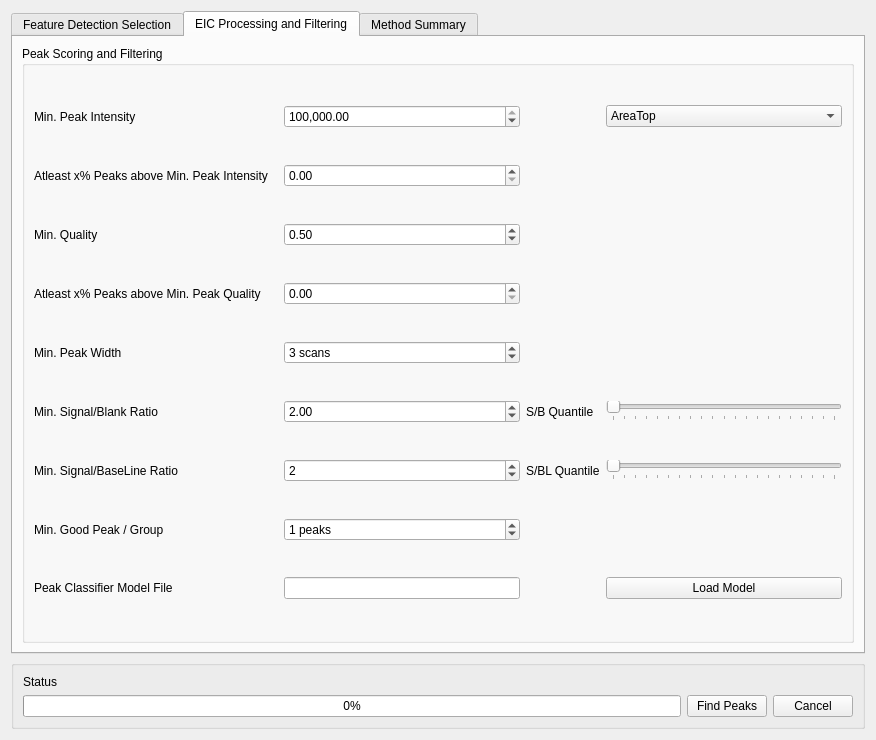
First picture: the form in mzroll/forms/peakdetectiondialog.ui, repository ElucidataInc/ElMaven, before the edit.
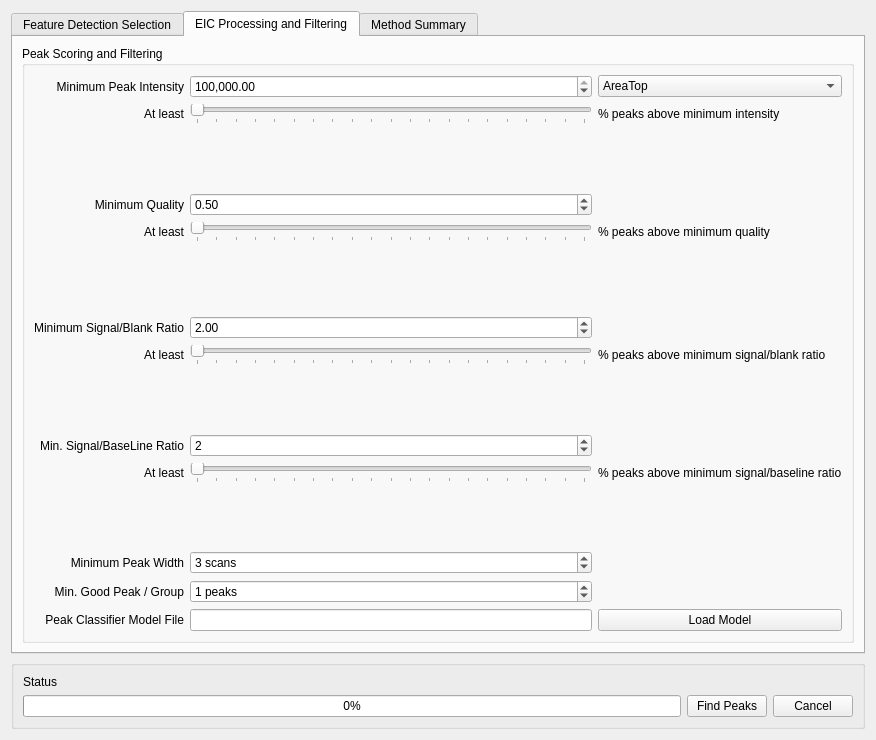
Second picture: the form after the edit.

Commit message:
UI: Display Percentage values for sliders in Peak Detection Dialog #217
Horizontal Sliders were added for quantile filters in Peak Detection Dialog but their values were not being displayed. This has been fixed.

Issue: #217

```diff
--- a/mzroll/forms/peakdetectiondialog.ui
+++ b/mzroll/forms/peakdetectiondialog.ui
@@ -432,25 +432,79 @@
           <string>Peak Scoring and Filtering</string>
          </property>
          <layout class="QGridLayout" name="gridLayout_3">
-          <item row="2" column="0">
-           <widget class="QLabel" name="label_10">
+          <item row="0" column="0" colspan="4">
+           <layout class="QGridLayout" name="gridLayout_5">
+            <item row="4" column="0">
+             <widget class="QLabel" name="label_28">
             <property name="text">
-             <string>Min. Peak Intensity</string>
+               <string>At least</string>
+              </property>
+              <property name="alignment">
+               <set>Qt::AlignRight|Qt::AlignTrailing|Qt::AlignVCenter</set>
             </property>
            </widget>
           </item>
           <item row="8" column="1">
-           <widget class="QSpinBox" name="sigBaselineRatio">
+             <spacer name="verticalSpacer_3">
+              <property name="orientation">
+               <enum>Qt::Vertical</enum>
+              </property>
+              <property name="sizeHint" stdset="0">
+               <size>
+                <width>20</width>
+                <height>40</height>
+               </size>
+              </property>
+             </spacer>
+            </item>
+            <item row="13" column="1">
+             <widget class="QSpinBox" name="minGoodGroupCount">
+              <property name="suffix">
+               <string> peaks</string>
+              </property>
             <property name="maximum">
-             <number>10000000</number>
+               <number>100000000</number>
             </property>
             <property name="value">
-             <number>2</number>
+               <number>1</number>
             </property>
            </widget>
           </item>
-          <item row="7" column="3">
-           <widget class="QSlider" name="quantileSignalBlankRatio">
+            <item row="4" column="2">
+             <widget class="QLabel" name="qualityQuantileStatus">
+              <property name="text">
+               <string>% peaks above minimum quality</string>
+              </property>
+             </widget>
+            </item>
+            <item row="1" column="0">
+             <widget class="QLabel" name="label_8">
+              <property name="text">
+               <string>At least</string>
+              </property>
+              <property name="alignment">
+               <set>Qt::AlignRight|Qt::AlignTrailing|Qt::AlignVCenter</set>
+              </property>
+             </widget>
+            </item>
+            <item row="12" column="1">
+             <widget class="QSpinBox" name="minNoNoiseObs">
+              <property name="suffix">
+               <string> scans</string>
+              </property>
+              <property name="minimum">
+               <number>1</number>
+              </property>
+              <property name="maximum">
+               <number>1000000000</number>
+              </property>
+              <property name="value">
+               <number>3</number>
+              </property>
+             </widget>
+            </item>
+            <item row="4" column="1">
+             <widget class="QSlider" name="quantileQuality">
             <property name="maximum">
              <number>100</number>
             </property>
@@ -472,20 +526,60 @@
            </widget>
           </item>
           <item row="5" column="1">
-           <widget class="QDoubleSpinBox" name="quantileQuality">
-            <property name="maximum">
-             <double>100.000000000000000</double>
-            </property>
-           </widget>
-          </item>
-          <item row="10" column="0">
-           <widget class="QLabel" name="label_5">
+             <spacer name="verticalSpacer_2">
+              <property name="orientation">
+               <enum>Qt::Vertical</enum>
+              </property>
+              <property name="sizeHint" stdset="0">
+               <size>
+                <width>20</width>
+                <height>40</height>
+               </size>
+              </property>
+             </spacer>
+            </item>
+            <item row="0" column="0">
+             <widget class="QLabel" name="label_10">
+              <property name="text">
+               <string>Minimum Peak Intensity</string>
+              </property>
+              <property name="alignment">
+               <set>Qt::AlignRight|Qt::AlignTrailing|Qt::AlignVCenter</set>
+              </property>
+             </widget>
+            </item>
+            <item row="0" column="2">
+             <widget class="QComboBox" name="peakQuantitation">
+              <item>
             <property name="text">
-             <string>Peak Classifier Model File</string>
-            </property>
-           </widget>
-          </item>
-          <item row="2" column="1">
+                <string>AreaTop</string>
+               </property>
+              </item>
+              <item>
+               <property name="text">
+                <string>Area</string>
+               </property>
+              </item>
+              <item>
+               <property name="text">
+                <string>Height</string>
+               </property>
+              </item>
+              <item>
+               <property name="text">
+                <string>AreaNotCorrected</string>
+               </property>
+              </item>
+             </widget>
+            </item>
+            <item row="5" column="0">
+             <widget class="QLabel" name="label_27">
+              <property name="text">
+               <string/>
+              </property>
+             </widget>
+            </item>
+            <item row="0" column="1">
            <widget class="QDoubleSpinBox" name="minGroupIntensity">
             <property name="maximumSize">
              <size>
@@ -507,55 +601,27 @@
             </property>
            </widget>
           </item>
-          <item row="3" column="0">
-           <widget class="QLabel" name="label_27">
-            <property name="text">
-             <string>Atleast x% Peaks above Min. Peak Intensity   </string>
-            </property>
-           </widget>
-          </item>
-          <item row="8" column="2">
-           <widget class="QLabel" name="label_30">
-            <property name="text">
-             <string>S/BL Quantile</string>
-            </property>
-           </widget>
-          </item>
-          <item row="7" column="0">
-           <widget class="QLabel" name="label_9">
-            <property name="text">
-             <string>Min. Signal/Blank Ratio</string>
-            </property>
-           </widget>
-          </item>
-          <item row="8" column="0">
+            <item row="9" column="0">
            <widget class="QLabel" name="label_6">
             <property name="text">
              <string>Min. Signal/BaseLine Ratio</string>
             </property>
-           </widget>
-          </item>
-          <item row="5" column="0">
-           <widget class="QLabel" name="label_28">
+              <property name="alignment">
+               <set>Qt::AlignRight|Qt::AlignTrailing|Qt::AlignVCenter</set>
+              </property>
+             </widget>
+            </item>
+            <item row="7" column="0">
+             <widget class="QLabel" name="label_29">
             <property name="text">
-             <string>Atleast x% Peaks above Min. Peak Quality</string>
-            </property>
-           </widget>
-          </item>
-          <item row="4" column="1">
-           <widget class="QDoubleSpinBox" name="doubleSpinBoxMinQuality">
-            <property name="maximum">
-             <double>1.000000000000000</double>
-            </property>
-            <property name="singleStep">
-             <double>0.100000000000000</double>
-            </property>
-            <property name="value">
-             <double>0.500000000000000</double>
-            </property>
-           </widget>
-          </item>
-          <item row="7" column="1">
+               <string>At least</string>
+              </property>
+              <property name="alignment">
+               <set>Qt::AlignRight|Qt::AlignTrailing|Qt::AlignVCenter</set>
+              </property>
+             </widget>
+            </item>
+            <item row="6" column="1">
            <widget class="QDoubleSpinBox" name="sigBlankRatio">
             <property name="maximum">
              <double>10000000.000000000000000</double>
@@ -565,109 +631,171 @@
             </property>
            </widget>
           </item>
-          <item row="10" column="3">
-           <widget class="QPushButton" name="loadModelButton">
-            <property name="text">
-             <string>Load Model</string>
-            </property>
-           </widget>
-          </item>
-          <item row="10" column="1">
-           <widget class="QLineEdit" name="classificationModelFilename">
-            <property name="text">
-             <string/>
-            </property>
-           </widget>
-          </item>
-          <item row="9" column="0">
-           <widget class="QLabel" name="label_100">
-            <property name="text">
-             <string>Min. Good Peak / Group</string>
-            </property>
-           </widget>
-          </item>
           <item row="7" column="2">
-           <widget class="QLabel" name="label_29">
+             <widget class="QLabel" name="blankQuantileStatus">
             <property name="text">
-             <string>S/B Quantile</string>
+               <string>% peaks above minimum signal/blank ratio</string>
             </property>
            </widget>
           </item>
-          <item row="4" column="0">
+            <item row="10" column="2">
+             <widget class="QLabel" name="baselineQuantileStatus">
+              <property name="text">
+               <string>% peaks above minimum signal/baseline ratio</string>
+              </property>
+             </widget>
+            </item>
+            <item row="7" column="1">
+             <widget class="QSlider" name="quantileSignalBlankRatio">
+              <property name="maximum">
+               <number>100</number>
+              </property>
+              <property name="singleStep">
+               <number>5</number>
+              </property>
+              <property name="sliderPosition">
+               <number>0</number>
+              </property>
+              <property name="orientation">
+               <enum>Qt::Horizontal</enum>
+              </property>
+              <property name="tickPosition">
+               <enum>QSlider::TicksBelow</enum>
+              </property>
+              <property name="tickInterval">
+               <number>5</number>
+              </property>
+             </widget>
+            </item>
+            <item row="10" column="0">
+             <widget class="QLabel" name="label_30">
+              <property name="text">
+               <string>At least</string>
+              </property>
+              <property name="alignment">
+               <set>Qt::AlignRight|Qt::AlignTrailing|Qt::AlignVCenter</set>
+              </property>
+             </widget>
+            </item>
+            <item row="3" column="0">
            <widget class="QLabel" name="labelMinQuality">
             <property name="text">
-             <string>Min. Quality</string>
+               <string>Minimum Quality</string>
+              </property>
+              <property name="alignment">
+               <set>Qt::AlignRight|Qt::AlignTrailing|Qt::AlignVCenter</set>
             </property>
            </widget>
           </item>
           <item row="9" column="1">
-           <widget class="QSpinBox" name="minGoodGroupCount">
-            <property name="suffix">
-             <string> peaks</string>
-            </property>
+             <widget class="QSpinBox" name="sigBaselineRatio">
             <property name="maximum">
-             <number>100000000</number>
+               <number>10000000</number>
             </property>
             <property name="value">
-             <number>1</number>
+               <number>2</number>
+              </property>
+             </widget>
+            </item>
+            <item row="11" column="1">
+             <spacer name="verticalSpacer_4">
+              <property name="orientation">
+               <enum>Qt::Vertical</enum>
+              </property>
+              <property name="sizeHint" stdset="0">
+               <size>
+                <width>20</width>
+                <height>40</height>
+               </size>
+              </property>
+             </spacer>
+            </item>
+            <item row="12" column="0">
+             <widget class="QLabel" name="label_12">
+              <property name="text">
+               <string>Minimum Peak Width</string>
+              </property>
+              <property name="alignment">
+               <set>Qt::AlignRight|Qt::AlignTrailing|Qt::AlignVCenter</set>
+              </property>
+             </widget>
+            </item>
+            <item row="1" column="2">
+             <widget class="QLabel" name="intensityQuantileStatus">
+              <property name="text">
+               <string>% peaks above minimum intensity </string>
+              </property>
+             </widget>
+            </item>
+            <item row="2" column="1">
+             <spacer name="verticalSpacer">
+              <property name="orientation">
+               <enum>Qt::Vertical</enum>
+              </property>
+              <property name="sizeHint" stdset="0">
+               <size>
+                <width>20</width>
+                <height>40</height>
+               </size>
+              </property>
+             </spacer>
+            </item>
+            <item row="1" column="1">
+             <widget class="QSlider" name="quantileIntensity">
+              <property name="maximum">
+               <number>100</number>
+              </property>
+              <property name="singleStep">
+               <number>5</number>
+              </property>
+              <property name="sliderPosition">
+               <number>0</number>
+              </property>
+              <property name="orientation">
+               <enum>Qt::Horizontal</enum>
+              </property>
+              <property name="tickPosition">
+               <enum>QSlider::TicksBelow</enum>
+              </property>
+              <property name="tickInterval">
+               <number>5</number>
             </property>
            </widget>
           </item>
           <item row="3" column="1">
-           <widget class="QDoubleSpinBox" name="quantileIntensity">
+             <widget class="QDoubleSpinBox" name="doubleSpinBoxMinQuality">
             <property name="maximum">
-             <double>100.000000000000000</double>
+               <double>1.000000000000000</double>
+              </property>
+              <property name="singleStep">
+               <double>0.100000000000000</double>
+              </property>
+              <property name="value">
+               <double>0.500000000000000</double>
+              </property>
+             </widget>
+            </item>
+            <item row="13" column="0">
+             <widget class="QLabel" name="label_100">
+              <property name="text">
+               <string>Min. Good Peak / Group</string>
+              </property>
+              <property name="alignment">
+               <set>Qt::AlignRight|Qt::AlignTrailing|Qt::AlignVCenter</set>
             </property>
            </widget>
           </item>
           <item row="6" column="0">
-           <widget class="QLabel" name="label_12">
+             <widget class="QLabel" name="label_9">
             <property name="text">
-             <string>Min. Peak Width</string>
-            </property>
-           </widget>
-          </item>
-          <item row="2" column="3">
-           <widget class="QComboBox" name="peakQuantitation">
-            <item>
-             <property name="text">
-              <string>AreaTop</string>
-             </property>
-            </item>
-            <item>
-             <property name="text">
-              <string>Area</string>
-             </property>
-            </item>
-            <item>
-             <property name="text">
-              <string>Height</string>
-             </property>
-            </item>
-            <item>
-             <property name="text">
-              <string>AreaNotCorrected</string>
-             </property>
-            </item>
-           </widget>
-          </item>
-          <item row="6" column="1">
-           <widget class="QSpinBox" name="minNoNoiseObs">
-            <property name="suffix">
-             <string> scans</string>
-            </property>
-            <property name="minimum">
-             <number>1</number>
-            </property>
-            <property name="maximum">
-             <number>1000000000</number>
-            </property>
-            <property name="value">
-             <number>3</number>
-            </property>
-           </widget>
-          </item>
-          <item row="8" column="3">
+               <string>Minimum Signal/Blank Ratio</string>
+              </property>
+              <property name="alignment">
+               <set>Qt::AlignRight|Qt::AlignTrailing|Qt::AlignVCenter</set>
+              </property>
+             </widget>
+            </item>
+            <item row="10" column="1">
            <widget class="QSlider" name="quantileSignalBaselineRatio">
             <property name="maximum">
              <number>100</number>
@@ -694,6 +822,32 @@
              <number>5</number>
             </property>
            </widget>
+            </item>
+            <item row="14" column="0">
+             <widget class="QLabel" name="label_5">
+              <property name="text">
+               <string>Peak Classifier Model File</string>
+              </property>
+              <property name="alignment">
+               <set>Qt::AlignRight|Qt::AlignTrailing|Qt::AlignVCenter</set>
+              </property>
+             </widget>
+            </item>
+            <item row="14" column="1">
+             <widget class="QLineEdit" name="classificationModelFilename">
+              <property name="text">
+               <string/>
+              </property>
+             </widget>
+            </item>
+            <item row="14" column="2">
+             <widget class="QPushButton" name="loadModelButton">
+              <property name="text">
+               <string>Load Model</string>
+              </property>
+             </widget>
+            </item>
+           </layout>
           </item>
          </layout>
         </widget>
```
Left out of the diff: 2 changed lines with no effect on the pictures. Lines whose indentation alone changed are shown as unchanged. The commit also changes 2 other files.
